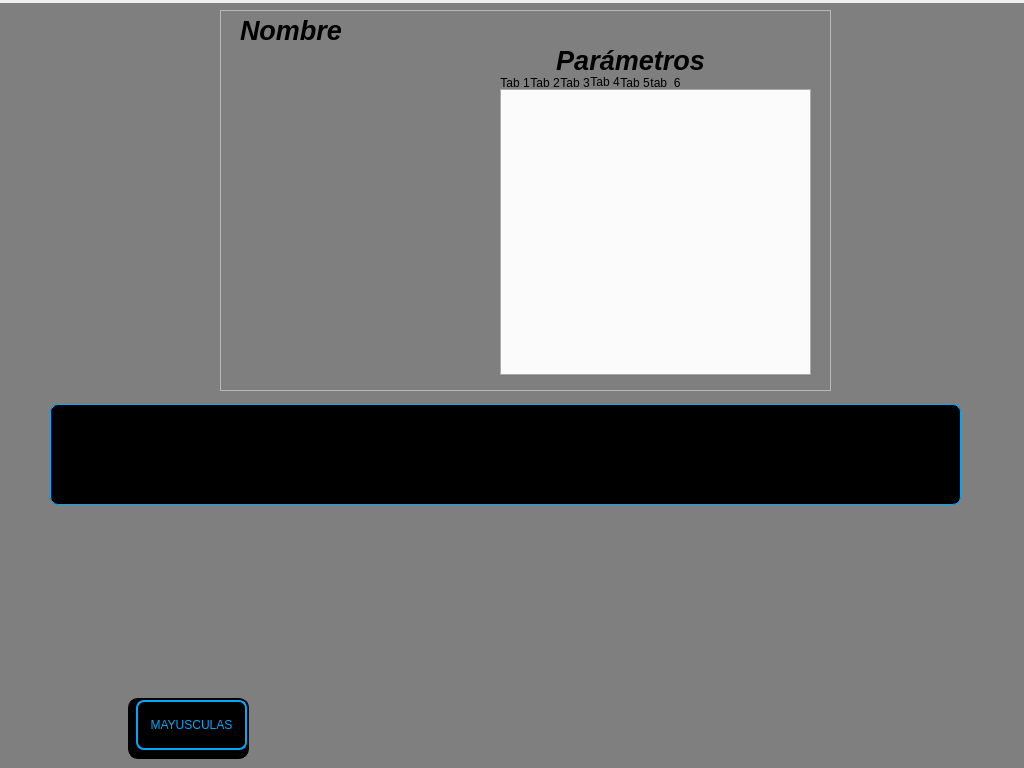
First picture: the form in asa_application/detailedwindow.ui, repository razulued/qt_application, before the edit.
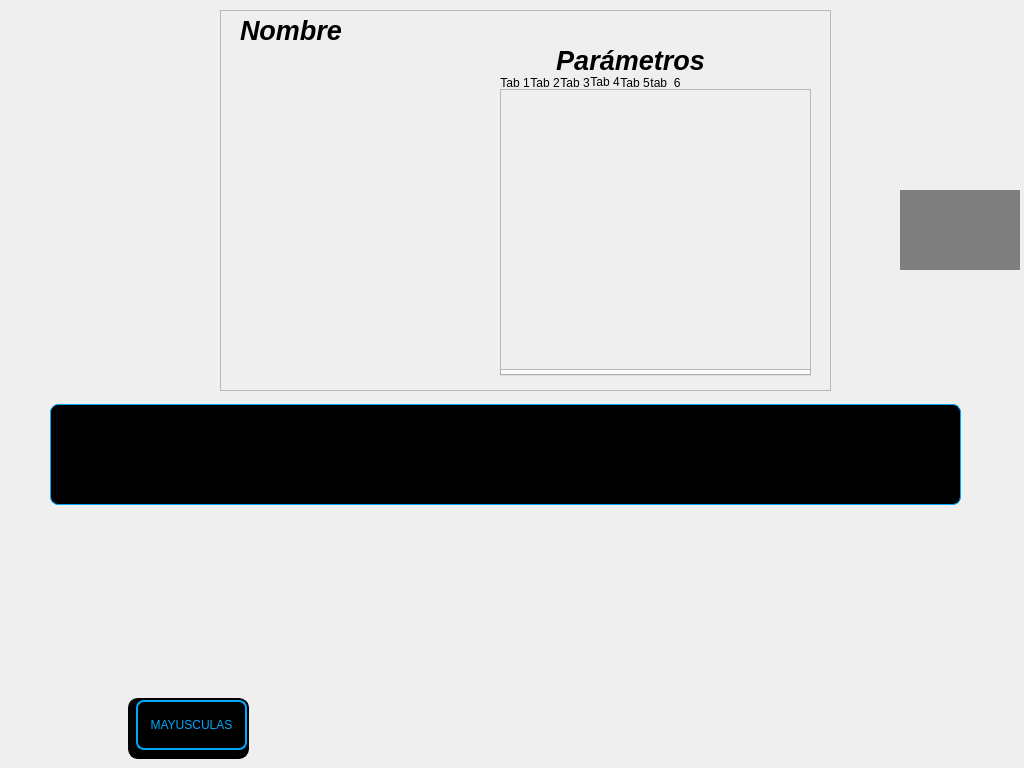
Second picture: the form after the edit. The open tabs and pages were chosen to show the change. Icons and pictures are not drawn.

```diff
--- a/asa_application/detailedwindow.ui
+++ b/asa_application/detailedwindow.ui
@@ -243,16 +243,28 @@
      <attribute name="title">
       <string>Tab 4</string>
      </attribute>
-     <widget class="QWidget" name="verticalLayoutWidget">
+     <widget class="QScrollArea" name="scrollArea">
       <property name="geometry">
        <rect>
-        <x>10</x>
-        <y>10</y>
-        <width>271</width>
-        <height>271</height>
+        <x>0</x>
+        <y>0</y>
+        <width>311</width>
+        <height>281</height>
        </rect>
       </property>
-      <layout class="QVBoxLayout" name="verticalLayout"/>
+      <property name="widgetResizable">
+       <bool>true</bool>
+      </property>
+      <widget class="QWidget" name="scrollAreaWidgetContents">
+       <property name="geometry">
+        <rect>
+         <x>0</x>
+         <y>0</y>
+         <width>309</width>
+         <height>279</height>
+        </rect>
+       </property>
+      </widget>
      </widget>
     </widget>
     <widget class="QWidget" name="tab_5">
@@ -2287,23 +2299,20 @@
 }</string>
    </property>
   </widget>
-  <widget class="QLabel" name="alphabackground">
+  <widget class="QWidget" name="widget" native="true">
    <property name="geometry">
     <rect>
-     <x>-10</x>
-     <y>3</y>
-     <width>1041</width>
-     <height>771</height>
+     <x>900</x>
+     <y>190</y>
+     <width>120</width>
+     <height>80</height>
     </rect>
    </property>
    <property name="styleSheet">
-    <string notr="true">#alphabackground{
+    <string notr="true">#widget{
 background-color: rgb(0, 0, 0,120);
 }</string>
    </property>
-   <property name="text">
-    <string/>
-   </property>
   </widget>
   <zorder>alphabackground</zorder>
   <zorder>frame</zorder>
```
Left out of the diff: 17 changed lines with no effect on the pictures.
